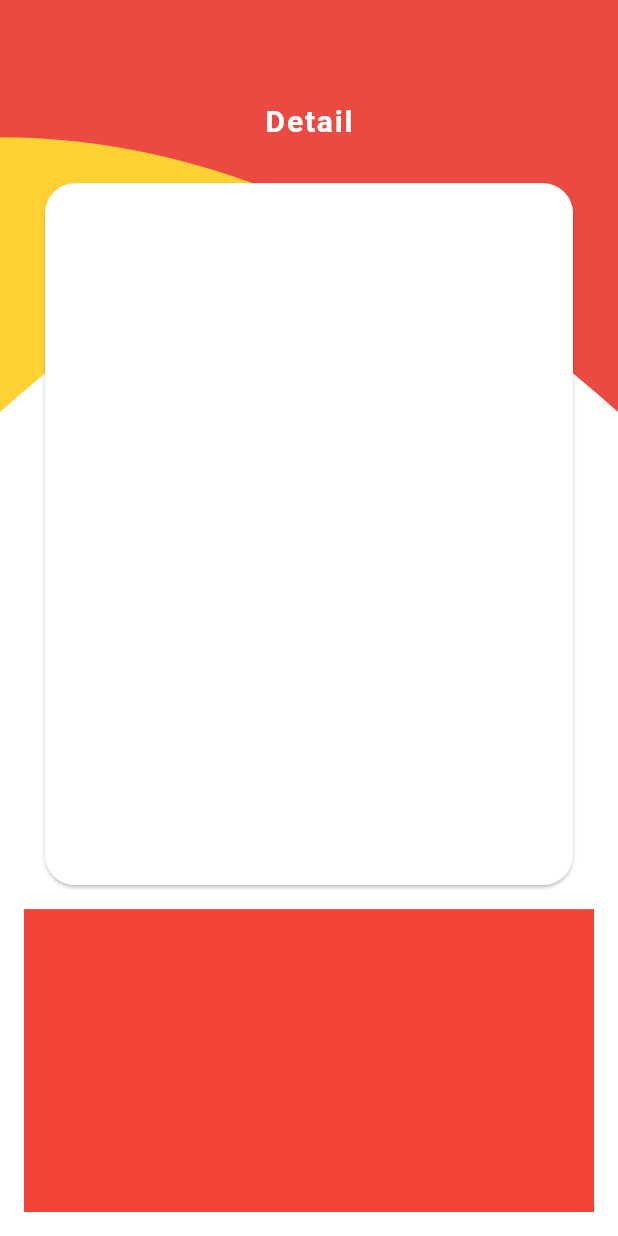
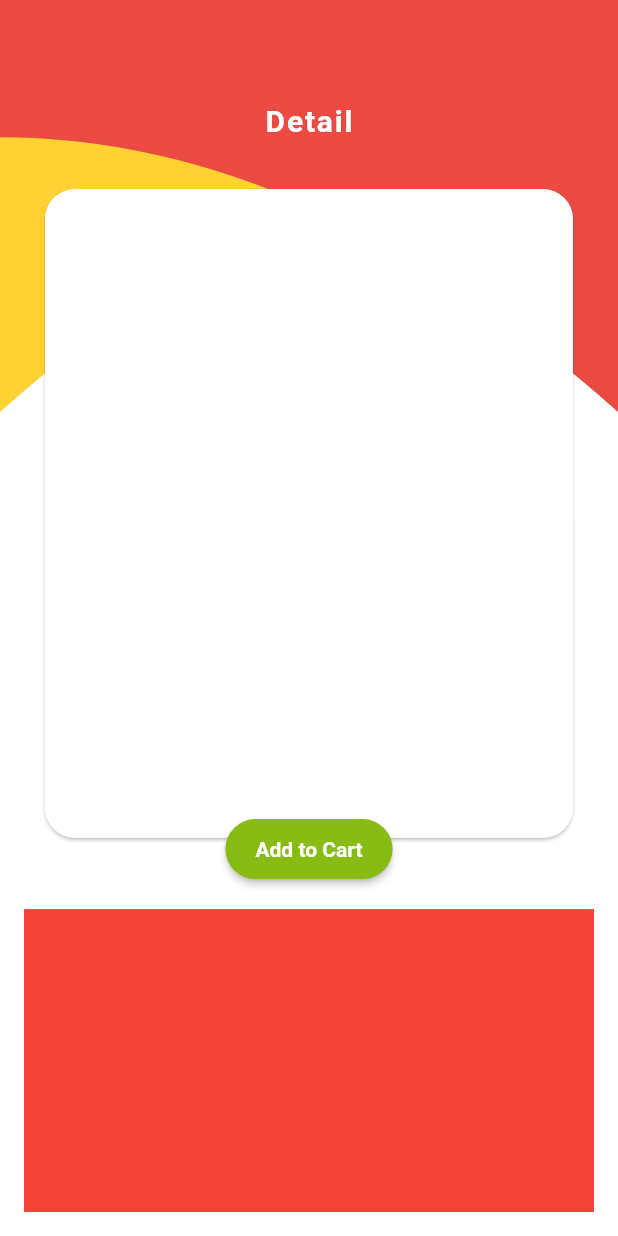
Before and after one commit to jeremy02/flutter_vegetable_app, a Flutter app: the DetailScreen screen opened directly, on a phone screen of 412 x 824 dp. Run offline on Flutter 3.47's test engine with Material 2 defaults, Android fonts, the phone set to English and light mode, and no system bars; Roboto replaces fonts that are missing (Softelegance).

Commit message:
detail screen added Add To Cart button

```diff
--- a/lib/screens/detail_screen.dart
+++ b/lib/screens/detail_screen.dart
@@ -38,18 +38,58 @@ class DetailScreen extends StatelessWidget{
 							),
 							Flexible(
 								flex: 2,
-								child: Card(
-									margin: EdgeInsets.symmetric(
-										horizontal: 30.0,
-									),
+								child: Padding(
+									padding: EdgeInsets.symmetric(horizontal: 26.0),
+									child: Stack(
+										children: <Widget>[
+											Card(
 												shape: RoundedRectangleBorder(
 													borderRadius: BorderRadius.all(Radius.circular(20.0)),
 												),
+												child: FractionallySizedBox(
+													widthFactor: 1.0,
+													heightFactor: 0.94,
 													child: Container(
 														decoration: BoxDecoration(
-											color: Colors.white54,
+															color: Colors.white,
 															borderRadius: BorderRadius.all(Radius.circular(20.0)),
 														),
+													),
+												),
+											),
+											Align(
+												alignment: Alignment.bottomCenter,
+												child: InkWell(
+													splashColor: Colors.black.withOpacity(0.4),
+													onTap: (){},
+													child: Builder(
+														builder: (BuildContext context) {
+															return RaisedButton(
+																textColor: Colors.white,
+																color: Color.fromRGBO(136, 187, 19, 1.0),
+																child: Text(
+																	"Add to Cart",
+																	style: TextStyle(
+																		fontWeight: FontWeight.bold,
+																	),
+																),
+																padding: EdgeInsets.symmetric(
+																	vertical: 12.0,
+																	horizontal: 20.0,
+																),
+																onPressed: () {
+																	// add to cart action
+																	addToCart(context);
+																},
+																shape: RoundedRectangleBorder(
+																	borderRadius: BorderRadius.circular(30.0),
+																),
+															);
+														},
+													),
+												),
+											),
+										],
 									),
 								),
 							),
@@ -68,4 +108,21 @@ class DetailScreen extends StatelessWidget{
 			),
 		);
 	}
+
+    addToCart(BuildContext context) {
+	    // show snackbar for adding to cart
+	    final snackBar = SnackBar(
+		    content: Text('Added To Cart!'),
+		    action: SnackBarAction(
+			    label: 'REMOVE',
+			    onPressed: () {
+				    // Some code to undo the change.
+			    },
+		    ),
+	    );
+
+	    // Find the Scaffold in the widget tree and use
+	    // it to show a SnackBar.
+	    Scaffold.of(context).showSnackBar(snackBar);
     }
+}
--- a/lib/widgets/vegetable_item.dart
+++ b/lib/widgets/vegetable_item.dart
@@ -129,7 +129,7 @@ class VegetableItem extends StatelessWidget{
 								final snackBar = SnackBar(
 									content: Text('Added To Cart!'),
 									action: SnackBarAction(
-										label: 'Remove',
+										label: 'REMOVE',
 										onPressed: () {
 											// Some code to undo the change.
 										},
```
Lines whose indentation alone changed are shown as unchanged.
